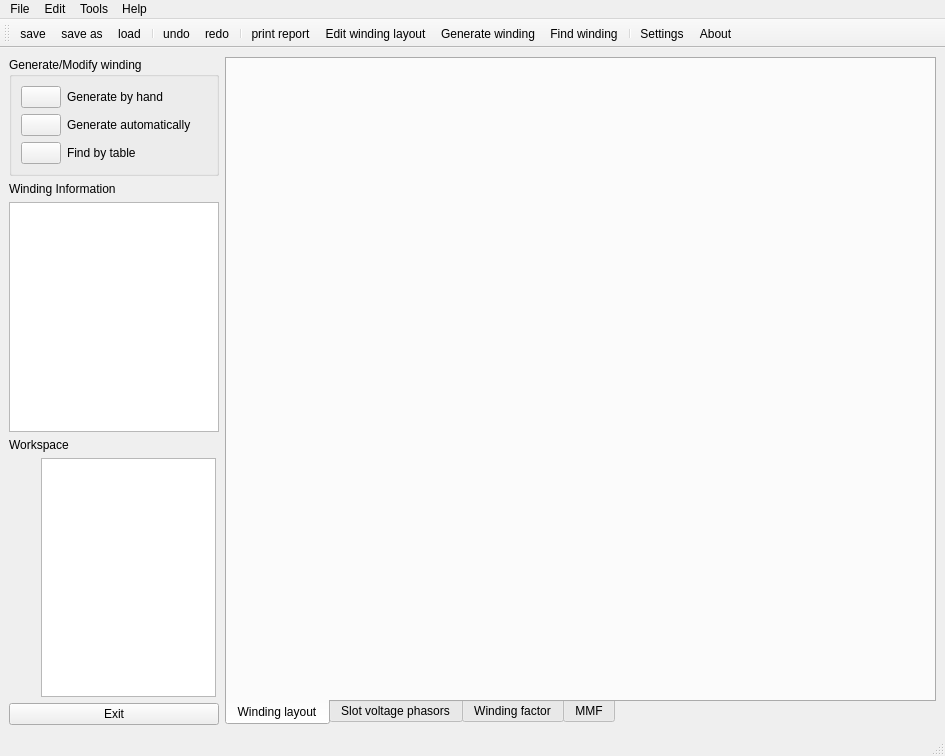
mjfwest/swat-em, file swat_em/ui/MainWindow.ui: the form before one commit.
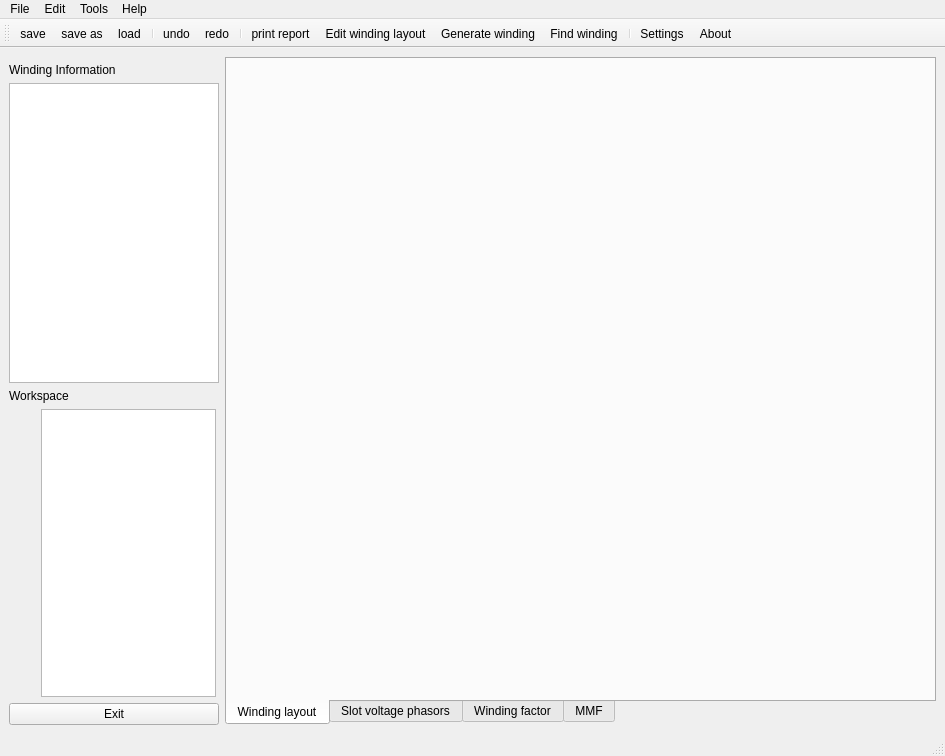
The form after the commit. Icons and pictures are not drawn.

Commit message: - Old Buttons removed - Changes on the notes are andoable, now - Notes are shown in the winding info

```diff
--- a/swat_em/ui/MainWindow.ui
+++ b/swat_em/ui/MainWindow.ui
@@ -769,7 +769,7 @@
       <property name="minimumSize">
        <size>
         <width>0</width>
-        <height>230</height>
+        <height>300</height>
        </size>
       </property>
       <property name="maximumSize">
@@ -780,150 +780,6 @@
       </property>
      </widget>
     </item>
-    <item row="0" column="0">
-     <widget class="QGroupBox" name="groupBox_3">
-      <property name="sizePolicy">
-       <sizepolicy hsizetype="Minimum" vsizetype="Preferred">
-        <horstretch>0</horstretch>
-        <verstretch>0</verstretch>
-       </sizepolicy>
-      </property>
-      <property name="title">
-       <string>Generate/Modify winding</string>
-      </property>
-      <layout class="QVBoxLayout" name="verticalLayout">
-       <item>
-        <layout class="QHBoxLayout" name="horizontalLayout_3">
-         <item>
-          <widget class="QPushButton" name="Button_EditWindingLayout">
-           <property name="sizePolicy">
-            <sizepolicy hsizetype="Preferred" vsizetype="Fixed">
-             <horstretch>0</horstretch>
-             <verstretch>0</verstretch>
-            </sizepolicy>
-           </property>
-           <property name="text">
-            <string/>
-           </property>
-           <property name="icon">
-            <iconset>
-             <normaloff>icons/Qt/draw-freehand.png</normaloff>icons/Qt/draw-freehand.png</iconset>
-           </property>
-          </widget>
-         </item>
-         <item>
-          <widget class="QLabel" name="label_5">
-           <property name="sizePolicy">
-            <sizepolicy hsizetype="Minimum" vsizetype="Preferred">
-             <horstretch>0</horstretch>
-             <verstretch>0</verstretch>
-            </sizepolicy>
-           </property>
-           <property name="text">
-            <string>Generate by hand</string>
-           </property>
-          </widget>
-         </item>
-         <item>
-          <spacer name="horizontalSpacer_2">
-           <property name="orientation">
-            <enum>Qt::Horizontal</enum>
-           </property>
-           <property name="sizeHint" stdset="0">
-            <size>
-             <width>0</width>
-             <height>20</height>
-            </size>
-           </property>
-          </spacer>
-         </item>
-        </layout>
-       </item>
-       <item>
-        <layout class="QHBoxLayout" name="horizontalLayout_5">
-         <item>
-          <widget class="QPushButton" name="Button_GenerateAutomatically">
-           <property name="text">
-            <string/>
-           </property>
-           <property name="icon">
-            <iconset>
-             <normaloff>icons/Qt/edit-find.png</normaloff>icons/Qt/edit-find.png</iconset>
-           </property>
-          </widget>
-         </item>
-         <item>
-          <widget class="QLabel" name="label_7">
-           <property name="sizePolicy">
-            <sizepolicy hsizetype="Minimum" vsizetype="Preferred">
-             <horstretch>0</horstretch>
-             <verstretch>0</verstretch>
-            </sizepolicy>
-           </property>
-           <property name="text">
-            <string>Generate automatically</string>
-           </property>
-          </widget>
-         </item>
-         <item>
-          <spacer name="horizontalSpacer_4">
-           <property name="orientation">
-            <enum>Qt::Horizontal</enum>
-           </property>
-           <property name="sizeHint" stdset="0">
-            <size>
-             <width>0</width>
-             <height>20</height>
-            </size>
-           </property>
-          </spacer>
-         </item>
-        </layout>
-       </item>
-       <item>
-        <layout class="QHBoxLayout" name="horizontalLayout_4">
-         <item>
-          <widget class="QPushButton" name="Button_FindByTable">
-           <property name="text">
-            <string/>
-           </property>
-           <property name="icon">
-            <iconset>
-             <normaloff>icons/Qt/edit-web-search.png</normaloff>icons/Qt/edit-web-search.png</iconset>
-           </property>
-          </widget>
-         </item>
-         <item>
-          <widget class="QLabel" name="label_6">
-           <property name="sizePolicy">
-            <sizepolicy hsizetype="Minimum" vsizetype="Preferred">
-             <horstretch>0</horstretch>
-             <verstretch>0</verstretch>
-            </sizepolicy>
-           </property>
-           <property name="text">
-            <string>Find by table</string>
-           </property>
-          </widget>
-         </item>
-         <item>
-          <spacer name="horizontalSpacer_3">
-           <property name="orientation">
-            <enum>Qt::Horizontal</enum>
-           </property>
-           <property name="sizeHint" stdset="0">
-            <size>
-             <width>0</width>
-             <height>20</height>
-            </size>
-           </property>
-          </spacer>
-         </item>
-        </layout>
-       </item>
-      </layout>
-     </widget>
-    </item>
    </layout>
   </widget>
   <widget class="QMenuBar" name="menubar">
```
The commit also changes 3 other files.
